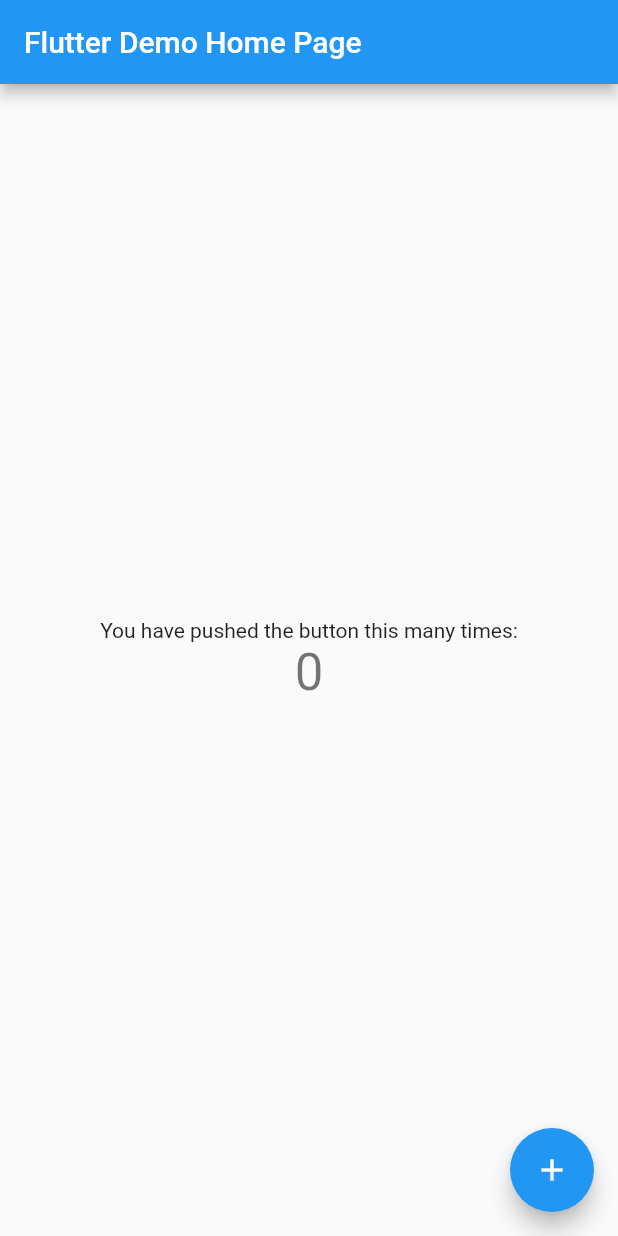
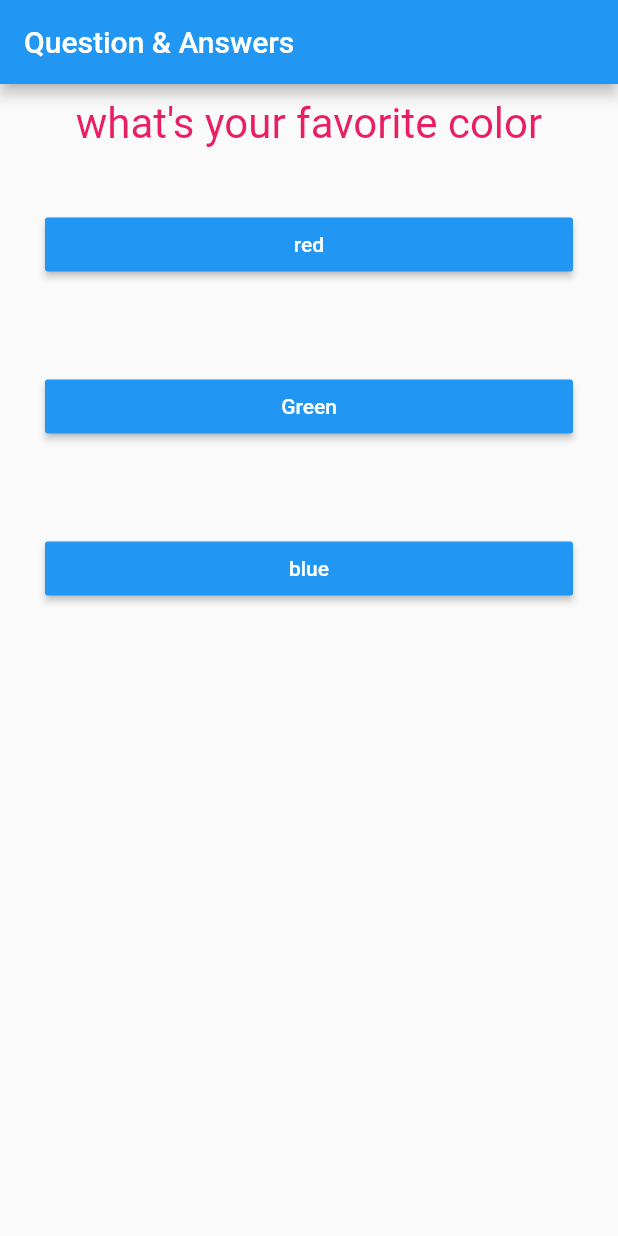
Before and after one commit to sks/flutter101, a Flutter app: the screen it shows after launch, on a phone screen of 412 x 824 dp. Run offline on Flutter 3.47's test engine with Material 2 defaults, Android fonts, the phone set to English and light mode, and no system bars.

Commit message:
As per flutter course
- https://www.youtube.com/watch\?v\=x0uinJvhNxI

```diff
--- /dev/null
+++ b/lib/answer.dart
@@ -0,0 +1,23 @@
+import 'package:flutter/material.dart';
+import './questionbank.dart';
+
+class AnswerUI extends StatelessWidget {
+  final Answer answer;
+  final void Function(Answer) selectHandler;
+
+  AnswerUI(this.answer, this.selectHandler);
+
+  @override
+  Widget build(BuildContext context) {
+    return Container(
+      width: double.infinity,
+      margin: EdgeInsets.all(30),
+      child: RaisedButton(
+        color: Colors.blue,
+        onPressed: () => this.selectHandler(this.answer),
+        textColor: Colors.white,
+        child: Text(this.answer.answer),
+      ),
+    );
+  }
+}
--- a/lib/main.dart
+++ b/lib/main.dart
@@ -1,117 +1,101 @@
 import 'package:flutter/material.dart';
+import './questionbank.dart';
+import './results.dart';
+import './quiz.dart';
 
-void main() {
-  runApp(MyApp());
-}
+main() => runApp(MyApp());
 
-class MyApp extends StatelessWidget {
-  // This widget is the root of your application.
+class MyApp extends StatefulWidget {
   @override
-  Widget build(BuildContext context) {
-    return MaterialApp(
-      title: 'Flutter Demo',
-      theme: ThemeData(
-        // This is the theme of your application.
-        //
-        // Try running your application with "flutter run". You'll see the
-        // application has a blue toolbar. Then, without quitting the app, try
-        // changing the primarySwatch below to Colors.green and then invoke
-        // "hot reload" (press "r" in the console where you ran "flutter run",
-        // or simply save your changes to "hot reload" in a Flutter IDE).
-        // Notice that the counter didn't reset back to zero; the application
-        // is not restarted.
-        primarySwatch: Colors.blue,
-        // This makes the visual density adapt to the platform that you run
-        // the app on. For desktop platforms, the controls will be smaller and
-        // closer together (more dense) than on mobile platforms.
-        visualDensity: VisualDensity.adaptivePlatformDensity,
-      ),
-      home: MyHomePage(title: 'Flutter Demo Home Page'),
-    );
+  State<StatefulWidget> createState() {
+    return _MyAppState();
   }
 }
 
-class MyHomePage extends StatefulWidget {
-  MyHomePage({Key key, this.title}) : super(key: key);
+class _MyAppState extends State<MyApp> {
+  int _currentQuestion = 0;
+  int _totalScore = 0;
+  void _answerQuestion(int score) {
+    setState(() {
+      _currentQuestion++;
+      _totalScore += score;
+    });
+  }
 
-  // This widget is the home page of your application. It is stateful, meaning
-  // that it has a State object (defined below) that contains fields that affect
-  // how it looks.
+  void _resetQuiz() {
+    setState(() {
+      _currentQuestion = 0;
+      _totalScore = 0;
+    });
+  }
 
-  // This class is the configuration for the state. It holds the values (in this
-  // case the title) provided by the parent (in this case the App widget) and
-  // used by the build method of the State. Fields in a Widget subclass are
-  // always marked "final".
+  static const questions = const [
+    QuestionAnswer("what's your favorite color", [
+      Answer("red", score: 10),
+      Answer("Green", score: 20),
+      Answer("blue", score: 30)
+    ]),
+    QuestionAnswer("what's your favorite car", [
+      Answer("toyota", score: 3),
+      Answer("honda", score: 20),
+      Answer("Ford", score: 1000)
+    ]),
+    QuestionAnswer("what's your favorite food", [
+      Answer("put", score: 30),
+      Answer("porotta", score: 10),
+      Answer("dosa", score: 100)
+    ]),
+    // QuestionAnswer(
+    //     "questions 1", ["answer1-1", "answer2-2", "answer3-3", "answer4-4"]),
+    // QuestionAnswer(
+    //     "questions 2", ["answer2-1", "answer2-2", "answer2-3", "answer2-4"]),
+    // QuestionAnswer(
+    //     "questions 3", ["answer3-1", "answer3-2", "answer3-3", "answer3-4"]),
+    // QuestionAnswer(
+    //     "questions 4", ["answer4-1", "answer4-2", "answer4-3", "answer4-4"]),
+    // QuestionAnswer(
+    //     "questions 5", ["answer5-1", "answer5-2", "answer5-3", "answer5-4"]),
+    // QuestionAnswer(
+    //     "questions 6", ["answer6-1", "answer6-2", "answer6-3", "answer6-4"]),
+  ];
 
-  final String title;
+  QuestionAnswer get currentQuestion {
+    return questions[this._currentQuestion];
+  }
 
-  @override
-  _MyHomePageState createState() => _MyHomePageState();
-}
+  bool get hasMoreQuestion {
+    return this._currentQuestion < questions.length;
+  }
 
-class _MyHomePageState extends State<MyHomePage> {
-  int _counter = 0;
+  Widget get resultsPage {
+    return Column(children: <Widget>[
+      Results(),
+      Text(
+        "Total Score :" + _totalScore.toString(),
+        style: TextStyle(fontSize: 30),
+      ),
+      FlatButton(
+        onPressed: _resetQuiz,
+        child: Text("Reset!!", style: TextStyle(color: Colors.grey)),
+        color: Colors.red,
+      )
+    ]);
+  }
 
-  void _incrementCounter() {
-    setState(() {
-      // This call to setState tells the Flutter framework that something has
-      // changed in this State, which causes it to rerun the build method below
-      // so that the display can reflect the updated values. If we changed
-      // _counter without calling setState(), then the build method would not be
-      // called again, and so nothing would appear to happen.
-      _counter++;
-    });
+  Widget get body {
+    return hasMoreQuestion
+        ? Quiz(currentQuestion, _answerQuestion)
+        : resultsPage;
   }
 
   @override
   Widget build(BuildContext context) {
-    // This method is rerun every time setState is called, for instance as done
-    // by the _incrementCounter method above.
-    //
-    // The Flutter framework has been optimized to make rerunning build methods
-    // fast, so that you can just rebuild anything that needs updating rather
-    // than having to individually change instances of widgets.
-    return Scaffold(
+    return MaterialApp(
+        home: Scaffold(
       appBar: AppBar(
-        // Here we take the value from the MyHomePage object that was created by
-        // the App.build method, and use it to set our appbar title.
-        title: Text(widget.title),
+        title: Text("Question & Answers"),
       ),
-      body: Center(
-        // Center is a layout widget. It takes a single child and positions it
-        // in the middle of the parent.
-        child: Column(
-          // Column is also a layout widget. It takes a list of children and
-          // arranges them vertically. By default, it sizes itself to fit its
-          // children horizontally, and tries to be as tall as its parent.
-          //
-          // Invoke "debug painting" (press "p" in the console, choose the
-          // "Toggle Debug Paint" action from the Flutter Inspector in Android
-          // Studio, or the "Toggle Debug Paint" command in Visual Studio Code)
-          // to see the wireframe for each widget.
-          //
-          // Column has various properties to control how it sizes itself and
-          // how it positions its children. Here we use mainAxisAlignment to
-          // center the children vertically; the main axis here is the vertical
-          // axis because Columns are vertical (the cross axis would be
-          // horizontal).
-          mainAxisAlignment: MainAxisAlignment.center,
-          children: <Widget>[
-            Text(
-              'You have pushed the button this many times:',
-            ),
-            Text(
-              '$_counter',
-              style: Theme.of(context).textTheme.headline4,
-            ),
-          ],
-        ),
-      ),
-      floatingActionButton: FloatingActionButton(
-        onPressed: _incrementCounter,
-        tooltip: 'Increment',
-        child: Icon(Icons.add),
-      ), // This trailing comma makes auto-formatting nicer for build methods.
-    );
+      body: body,
+    ));
   }
 }
--- /dev/null
+++ b/lib/question.dart
@@ -0,0 +1,20 @@
+import 'package:flutter/material.dart';
+
+class Question extends StatelessWidget {
+  final String _questionText;
+
+  Question(this._questionText);
+
+  @override
+  Widget build(BuildContext context) {
+    return Container(
+        // color: Colors.black,
+        margin: EdgeInsets.all(10),
+        width: double.maxFinite,
+        child: Text(
+          _questionText,
+          style: TextStyle(color: Colors.pink, fontSize: 28),
+          textAlign: TextAlign.center,
+        ));
+  }
+}
--- /dev/null
+++ b/lib/questionbank.dart
@@ -0,0 +1,11 @@
+class Answer {
+  final String answer;
+  final int score;
+  const Answer(this.answer, {this.score = 0});
+}
+
+class QuestionAnswer {
+  final String question;
+  final List<Answer> answers;
+  const QuestionAnswer(this.question, this.answers);
+}
--- /dev/null
+++ b/lib/quiz.dart
@@ -0,0 +1,25 @@
+import 'package:flutter/material.dart';
+import 'package:flutter101/questionbank.dart';
+import './answer.dart';
+import './question.dart';
+
+class Quiz extends StatelessWidget {
+  final QuestionAnswer questionAnswers;
+  final void Function(int) selectHandler;
+
+  Quiz(this.questionAnswers, this.selectHandler);
+
+  @override
+  Widget build(BuildContext context) {
+    return Column(
+      children: <Widget>[
+        Question(questionAnswers.question),
+        ...this
+            .questionAnswers
+            .answers
+            .map((e) => AnswerUI(e, (a) => this.selectHandler(e.score)))
+            .toList(),
+      ],
+    );
+  }
+}
--- /dev/null
+++ b/lib/results.dart
@@ -0,0 +1,12 @@
+import 'package:flutter/material.dart';
+
+class Results extends StatelessWidget {
+  @override
+  Widget build(BuildContext context) {
+    return Center(
+        child: Text(
+      "You did it",
+      style: TextStyle(color: Colors.green, fontSize: 50),
+    ));
+  }
+}
```
